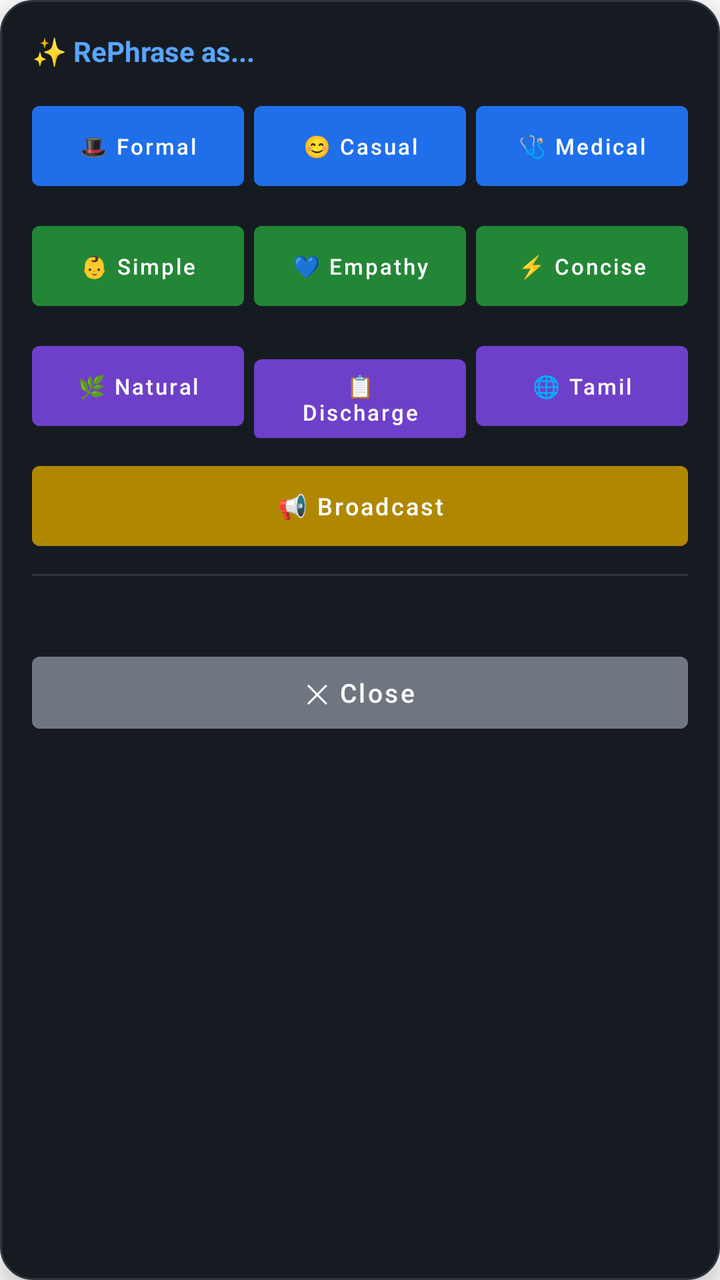
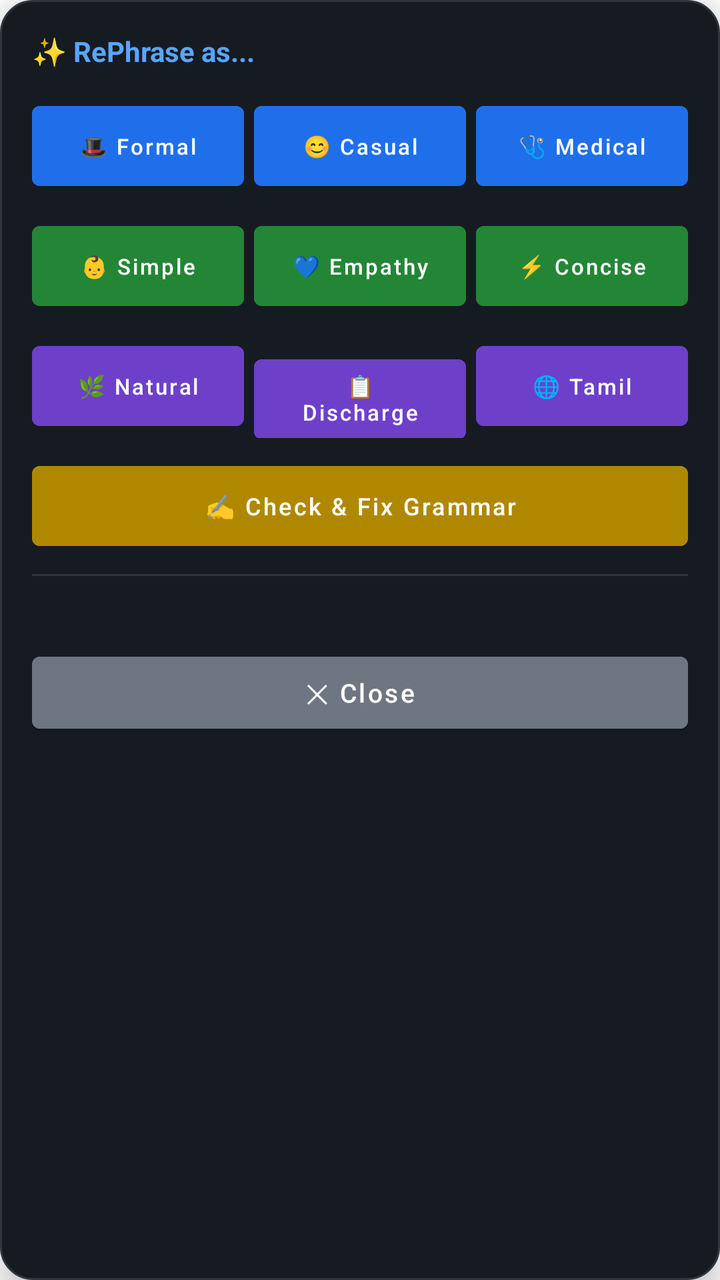

Compare the two renders of this Android layout. The source of the first and the diff that turns it into the second are given below.
<!-- AndroidManifest.xml: application theme AppTheme -->
<!-- res/layout/floating_bubble.xml -->
<?xml version="1.0" encoding="utf-8"?>
<LinearLayout xmlns:android="http://schemas.android.com/apk/res/android"
    android:layout_width="360dp"
    android:layout_height="wrap_content"
    android:orientation="vertical"
    android:background="@drawable/bubble_bg"
    android:padding="16dp"
    android:elevation="8dp">

    <TextView
        android:layout_width="wrap_content"
        android:layout_height="wrap_content"
        android:text="✨ RePhrase as..."
        android:textSize="14sp"
        android:textStyle="bold"
        android:textColor="#58a6ff"
        android:layout_marginBottom="12dp"/>

    <LinearLayout
        android:layout_width="match_parent"
        android:layout_height="wrap_content"
        android:orientation="horizontal"
        android:layout_marginBottom="8dp">
        <Button android:id="@+id/btn_formal" android:layout_width="0dp" android:layout_weight="1" android:layout_height="52dp" android:text="🎩 Formal" android:textSize="11sp" android:backgroundTint="#1f6feb" android:layout_marginEnd="5dp" android:textAllCaps="false"/>
        <Button android:id="@+id/btn_casual" android:layout_width="0dp" android:layout_weight="1" android:layout_height="52dp" android:text="😊 Casual" android:textSize="11sp" android:backgroundTint="#1f6feb" android:layout_marginEnd="5dp" android:textAllCaps="false"/>
        <Button android:id="@+id/btn_medical" android:layout_width="0dp" android:layout_weight="1" android:layout_height="52dp" android:text="🩺 Medical" android:textSize="11sp" android:backgroundTint="#1f6feb" android:textAllCaps="false"/>
    </LinearLayout>

    <LinearLayout
        android:layout_width="match_parent"
        android:layout_height="wrap_content"
        android:orientation="horizontal"
        android:layout_marginBottom="8dp">
        <Button android:id="@+id/btn_simple" android:layout_width="0dp" android:layout_weight="1" android:layout_height="52dp" android:text="👶 Simple" android:textSize="11sp" android:backgroundTint="#238636" android:layout_marginEnd="5dp" android:textAllCaps="false"/>
        <Button android:id="@+id/btn_empathy" android:layout_width="0dp" android:layout_weight="1" android:layout_height="52dp" android:text="💙 Empathy" android:textSize="11sp" android:backgroundTint="#238636" android:layout_marginEnd="5dp" android:textAllCaps="false"/>
        <Button android:id="@+id/btn_concise" android:layout_width="0dp" android:layout_weight="1" android:layout_height="52dp" android:text="⚡ Concise" android:textSize="11sp" android:backgroundTint="#238636" android:textAllCaps="false"/>
    </LinearLayout>

    <LinearLayout
        android:layout_width="match_parent"
        android:layout_height="wrap_content"
        android:orientation="horizontal"
        android:layout_marginBottom="8dp">
        <Button android:id="@+id/btn_natural" android:layout_width="0dp" android:layout_weight="1" android:layout_height="52dp" android:text="🌿 Natural" android:textSize="11sp" android:backgroundTint="#6e40c9" android:layout_marginEnd="5dp" android:textAllCaps="false"/>
        <Button android:id="@+id/btn_discharge" android:layout_width="0dp" android:layout_weight="1" android:layout_height="52dp" android:text="📋 Discharge" android:textSize="11sp" android:backgroundTint="#6e40c9" android:layout_marginEnd="5dp" android:textAllCaps="false"/>
        <Button android:id="@+id/btn_tamil" android:layout_width="0dp" android:layout_weight="1" android:layout_height="52dp" android:text="🌐 Tamil" android:textSize="11sp" android:backgroundTint="#6e40c9" android:textAllCaps="false"/>
    </LinearLayout>

    <LinearLayout
        android:layout_width="match_parent"
        android:layout_height="wrap_content"
        android:orientation="horizontal"
        android:layout_marginBottom="8dp">
        <Button android:id="@+id/btn_broadcast" android:layout_width="match_parent" android:layout_height="52dp" android:text="📢 Broadcast" android:textSize="12sp" android:backgroundTint="#b08800" android:textAllCaps="false"/>
    </LinearLayout>

    
    <LinearLayout
        android:id="@+id/customTonesRow"
        android:layout_width="match_parent"
        android:layout_height="wrap_content"
        android:orientation="horizontal"
        android:layout_marginBottom="8dp"
        android:visibility="gone">
        <Button android:id="@+id/btn_custom1" android:layout_width="0dp" android:layout_weight="1" android:layout_height="52dp" android:text="⭐ Custom 1" android:textSize="11sp" android:backgroundTint="#c05800" android:layout_marginEnd="5dp" android:textAllCaps="false"/>
        <Button android:id="@+id/btn_custom2" android:layout_width="0dp" android:layout_weight="1" android:layout_height="52dp" android:text="⭐ Custom 2" android:textSize="11sp" android:backgroundTint="#c05800" android:layout_marginEnd="5dp" android:textAllCaps="false"/>
        <Button android:id="@+id/btn_custom3" android:layout_width="0dp" android:layout_weight="1" android:layout_height="52dp" android:text="⭐ Custom 3" android:textSize="11sp" android:backgroundTint="#c05800" android:textAllCaps="false"/>
    </LinearLayout>

    <View
        android:layout_width="match_parent"
        android:layout_height="1dp"
        android:background="#30363d"
        android:layout_marginBottom="10dp"/>

    <TextView
        android:id="@+id/statusMsg"
        android:layout_width="wrap_content"
        android:layout_height="wrap_content"
        android:text=""
        android:textSize="12sp"
        android:textColor="#58a6ff"
        android:layout_marginBottom="8dp"/>

    <ScrollView
        android:id="@+id/optionsScroll"
        android:layout_width="match_parent"
        android:layout_height="300dp"
        android:visibility="gone">
        <LinearLayout
            android:id="@+id/optionsLayout"
            android:layout_width="match_parent"
            android:layout_height="wrap_content"
            android:orientation="vertical">

            <TextView
                android:layout_width="wrap_content"
                android:layout_height="wrap_content"
                android:text="Tap an option to use it:"
                android:textSize="11sp"
                android:textColor="#6e7681"
                android:layout_marginBottom="6dp"/>

            <Button
                android:id="@+id/btn_option1"
                android:layout_width="match_parent"
                android:layout_height="wrap_content"
                android:text=""
                android:textSize="12sp"
                android:textColor="#ffffff"
                android:backgroundTint="#2ea043"
                android:textAllCaps="false"
                android:gravity="start|center_vertical"
                android:paddingStart="12dp"
                android:paddingEnd="12dp"
                android:paddingTop="10dp"
                android:paddingBottom="10dp"
                android:layout_marginBottom="6dp"/>

            <Button
                android:id="@+id/btn_option2"
                android:layout_width="match_parent"
                android:layout_height="wrap_content"
                android:text=""
                android:textSize="12sp"
                android:textColor="#ffffff"
                android:backgroundTint="#2ea043"
                android:textAllCaps="false"
                android:gravity="start|center_vertical"
                android:paddingStart="12dp"
                android:paddingEnd="12dp"
                android:paddingTop="10dp"
                android:paddingBottom="10dp"
                android:layout_marginBottom="6dp"/>

            <Button
                android:id="@+id/btn_option3"
                android:layout_width="match_parent"
                android:layout_height="wrap_content"
                android:text=""
                android:textSize="12sp"
                android:textColor="#ffffff"
                android:backgroundTint="#2ea043"
                android:textAllCaps="false"
                android:gravity="start|center_vertical"
                android:paddingStart="12dp"
                android:paddingEnd="12dp"
                android:paddingTop="10dp"
                android:paddingBottom="10dp"
                android:layout_marginBottom="6dp"/>

        </LinearLayout>
    </ScrollView>

    <Button
        android:id="@+id/btn_close_top"
        android:layout_width="match_parent"
        android:layout_height="48dp"
        android:text="✕ Close"
        android:textSize="13sp"
        android:backgroundTint="#6e7681"
        android:textAllCaps="false"
        android:visibility="visible"/>

</LinearLayout>
<!-- resources referenced by this layout -->
<resources>
  <!-- drawable bubble_bg (drawable) -->
  <?xml version="1.0" encoding="utf-8"?>
  <shape xmlns:android="http://schemas.android.com/apk/res/android">
      <solid android:color="#161b22"/>
      <corners android:radius="16dp"/>
      <stroke android:width="1dp" android:color="#30363d"/>
  </shape>
  <style name="AppTheme" parent="Theme.MaterialComponents.DayNight.DarkActionBar">
          <item name="colorPrimary">#1f6feb</item>
          <item name="colorPrimaryDark">#0d1117</item>
          <item name="colorAccent">#388bfd</item>
      </style>
</resources>

<!-- the commit's change to res/layout/floating_bubble.xml (unified diff, before → after) -->
@@ -51,7 +51,7 @@
         android:layout_height="wrap_content"
         android:orientation="horizontal"
         android:layout_marginBottom="8dp">
-        <Button android:id="@+id/btn_broadcast" android:layout_width="match_parent" android:layout_height="52dp" android:text="📢 Broadcast" android:textSize="12sp" android:backgroundTint="#b08800" android:textAllCaps="false"/>
+        <Button android:id="@+id/btn_grammar" android:layout_width="match_parent" android:layout_height="52dp" android:text="✍️ Check &amp; Fix Grammar" android:textSize="12sp" android:backgroundTint="#b08800" android:textAllCaps="false"/>
     </LinearLayout>
 
     
@@ -82,6 +82,54 @@
         android:textColor="#58a6ff"
         android:layout_marginBottom="8dp"/>
 
+    
+    <ScrollView
+        android:id="@+id/grammarScroll"
+        android:layout_width="match_parent"
+        android:layout_height="200dp"
+        android:visibility="gone"
+        android:layout_marginBottom="8dp">
+        <LinearLayout
+            android:layout_width="match_parent"
+            android:layout_height="wrap_content"
+            android:orientation="vertical">
+
+            <TextView
+                android:id="@+id/grammarCorrected"
+                android:layout_width="match_parent"
+                android:layout_height="wrap_content"
+                android:text=""
+                android:textSize="13sp"
+                android:textColor="#ffffff"
+                android:background="#2ea043"
+                android:padding="12dp"
+                android:layout_marginBottom="8dp"/>
+
+            <TextView
+                android:id="@+id/grammarExplanation"
+                android:layout_width="match_parent"
+                android:layout_height="wrap_content"
+                android:text=""
+                android:textSize="12sp"
+                android:textColor="#c9d1d9"
+                android:background="#21262d"
+                android:padding="12dp"/>
+
+        </LinearLayout>
+    </ScrollView>
+
+    <Button
+        android:id="@+id/btn_use_grammar"
+        android:layout_width="match_parent"
+        android:layout_height="48dp"
+        android:text="✅ Use Corrected Text"
+        android:textSize="13sp"
+        android:backgroundTint="#238636"
+        android:textAllCaps="false"
+        android:visibility="gone"
+        android:layout_marginBottom="8dp"/>
+
+    
     <ScrollView
         android:id="@+id/optionsScroll"
         android:layout_width="match_parent"
